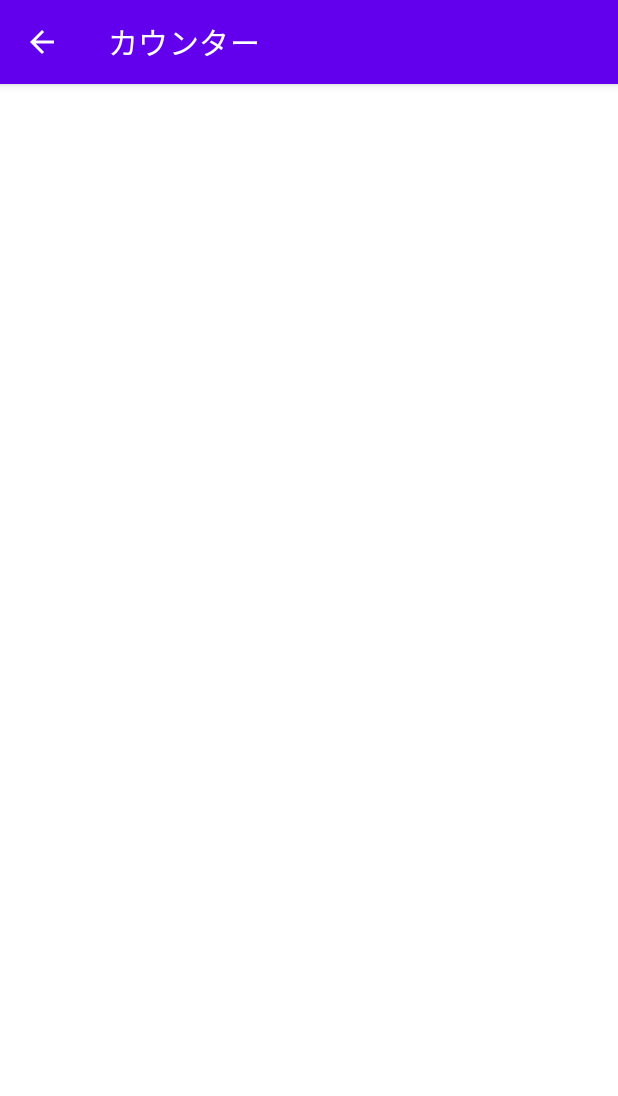
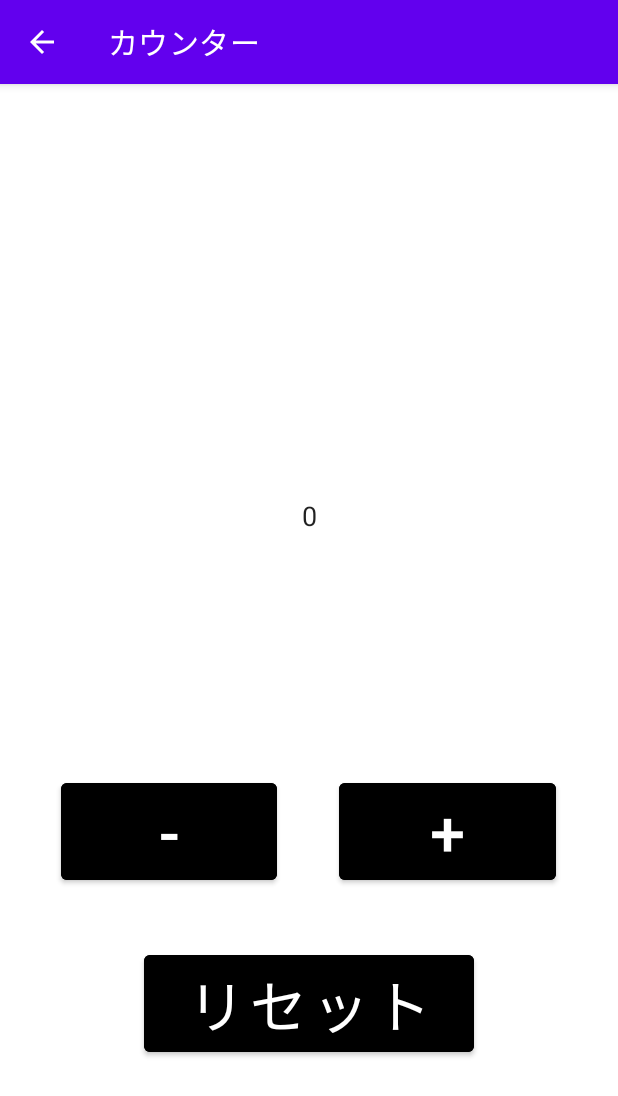
Before and after one commit to Akito626/ToolBox, an Android app: the CounterActivity screen opened directly, with no data from a screen before it, on a phone screen of 412 x 824 dp. Shown: the top 1096 px of the screen. Run offline under Robolectric (Android 15) with nearby library versions, the phone set to English and light mode, and no system bars.

Commit message:
カウンターの追加

```diff
--- a/app/src/main/java/com/alha_app/toolbox/CounterActivity.java
+++ b/app/src/main/java/com/alha_app/toolbox/CounterActivity.java
@@ -1,7 +1,12 @@
 package com.alha_app.toolbox;
 
 import android.os.Bundle;
+import android.text.Editable;
+import android.text.TextWatcher;
 import android.view.MenuItem;
+import android.view.View;
+import android.widget.Button;
+import android.widget.EditText;
 
 import androidx.appcompat.app.ActionBar;
 import androidx.appcompat.app.AppCompatActivity;
@@ -9,6 +14,9 @@ import androidx.appcompat.app.AppCompatActivity;
 import java.util.Objects;
 
 public class CounterActivity extends AppCompatActivity {
+    private EditText countText;
+    private boolean isChange;
+
     @Override
     protected void onCreate(Bundle savedInstanceState) {
         super.onCreate(savedInstanceState);
@@ -16,6 +24,52 @@ public class CounterActivity extends AppCompatActivity {
 
         ActionBar actionBar = getSupportActionBar();
         Objects.requireNonNull(actionBar).setDisplayHomeAsUpEnabled(true);
+
+        countText = findViewById(R.id.counttext);
+        countText.setText("0");
+
+        View.OnClickListener btnListener = new View.OnClickListener() {
+            @Override
+            public void onClick(View v) {
+                int num = 0;
+                Button btn = (Button) v;
+                String str = "";
+
+                if(countText.getText().toString().matches("[+ -]*?\\d+")){
+                    num = Integer.parseInt(countText.getText().toString());
+                }
+
+                str = ((Button) v).getText().toString();
+                if(str.equals("-")){
+                    if(num == -99999){
+                        num = 999999;
+                    }else {
+                        num--;
+                    }
+                } else if(str.equals("+")){
+                    if(num == 999999){
+                        num = -99999;
+                    }else {
+                        num++;
+                    }
+                } else {
+                    num = 0;
+                }
+
+                countText.setText(String.valueOf(num));
+            }
+        };
+
+        findViewById(R.id.plusbutton).setOnClickListener(btnListener);
+        findViewById(R.id.minusbutton).setOnClickListener(btnListener);
+        findViewById(R.id.resetbutton).setOnClickListener(btnListener);
+    }
+
+    @Override
+    public void onWindowFocusChanged(boolean hasFocus) {
+        super.onWindowFocusChanged(hasFocus);
+
+        countText.setTextSize(countText.getHeight()/4);
     }
 
     @Override
--- a/app/src/main/res/layout/activity_counter.xml
+++ b/app/src/main/res/layout/activity_counter.xml
@@ -1,6 +1,111 @@
 <?xml version="1.0" encoding="utf-8"?>
-<androidx.constraintlayout.widget.ConstraintLayout xmlns:android="http://schemas.android.com/apk/res/android"
+<LinearLayout xmlns:android="http://schemas.android.com/apk/res/android"
     android:layout_width="match_parent"
-    android:layout_height="match_parent">
+    android:layout_height="match_parent"
+    android:orientation="vertical">
 
-</androidx.constraintlayout.widget.ConstraintLayout>
+    <Space
+        android:layout_width="match_parent"
+        android:layout_height="0dp"
+        android:layout_weight="0.2"/>
+
+    <EditText
+        android:id="@+id/counttext"
+        android:layout_width="match_parent"
+        android:layout_height="0dp"
+        android:layout_weight="0.35"
+        android:background="#00000000"
+        android:gravity="center"
+        android:inputType="numberSigned"
+        android:maxLength="6"
+        />
+
+    <Space
+        android:layout_width="match_parent"
+        android:layout_height="0dp"
+        android:layout_weight="0.05"/>
+
+    <LinearLayout
+        android:layout_width="match_parent"
+        android:layout_height="0dp"
+        android:layout_weight="0.1"
+        android:orientation="horizontal">
+
+        <Space
+            android:layout_width="0dp"
+            android:layout_height="match_parent"
+            android:layout_weight="0.1"/>
+
+        <Button
+            android:id="@+id/minusbutton"
+            android:layout_width="0dp"
+            android:layout_height="match_parent"
+            android:layout_weight="0.35"
+            android:backgroundTint="@color/black"
+            android:text="-"
+            android:autoSizeTextType="uniform"/>
+
+        <Space
+            android:layout_width="0dp"
+            android:layout_height="match_parent"
+            android:layout_weight="0.1"/>
+
+        <Button
+            android:id="@+id/plusbutton"
+            android:layout_width="0dp"
+            android:layout_height="match_parent"
+            android:layout_weight="0.35"
+            android:backgroundTint="@color/black"
+            android:text="+"
+            android:autoSizeTextType="uniform"/>
+
+        <Space
+            android:layout_width="0dp"
+            android:layout_height="match_parent"
+            android:layout_weight="0.1"/>
+    </LinearLayout>
+
+    <Space
+        android:layout_width="match_parent"
+        android:layout_height="0dp"
+        android:layout_weight="0.05"/>
+
+    <LinearLayout
+        android:layout_width="match_parent"
+        android:layout_height="0dp"
+        android:layout_weight="0.1"
+        android:orientation="horizontal">
+
+        <Space
+            android:layout_width="0dp"
+            android:layout_height="match_parent"
+            android:layout_weight="0.3"/>
+
+        <Button
+            android:id="@+id/resetbutton"
+            android:layout_width="wrap_content"
+            android:layout_height="match_parent"
+            android:layout_weight="0.4"
+            android:layout_gravity="center"
+            android:backgroundTint="@color/black"
+            android:text="リセット"
+            android:autoSizeTextType="uniform"/>
+
+        <Space
+            android:layout_width="0dp"
+            android:layout_height="match_parent"
+            android:layout_weight="0.3"/>
+    </LinearLayout>
+
+    <Space
+        android:layout_width="match_parent"
+        android:layout_height="0dp"
+        android:layout_weight="0.05"/>
+
+    <LinearLayout
+        android:layout_width="match_parent"
+        android:layout_height="0dp"
+        android:layout_weight="0.1">
+    </LinearLayout>
+
+</LinearLayout>
```
